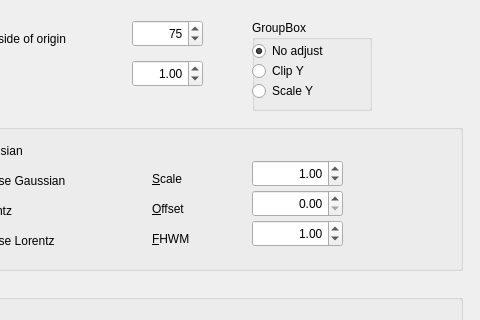
Before: the Qt Designer form Numpy/profiles/fluxprofdlgui.ui in JohnMCollins/python-astro-progs, drawn with Qt 5; both pictures show x 148 to 628 and y 0 to 320 of the 628 by 572 pixel window.
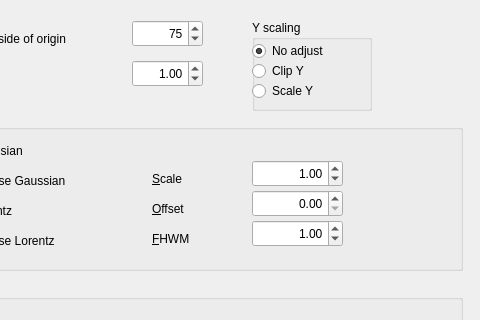
After: the same form once the commit is applied.

Diff of the .ui file:
```diff
--- a/Numpy/profiles/fluxprofdlgui.ui
+++ b/Numpy/profiles/fluxprofdlgui.ui
@@ -588,7 +588,7 @@
     </rect>
    </property>
    <property name="title">
-    <string>GroupBox</string>
+    <string>Y scaling</string>
    </property>
    <widget class="QRadioButton" name="noadj">
     <property name="geometry">
```
